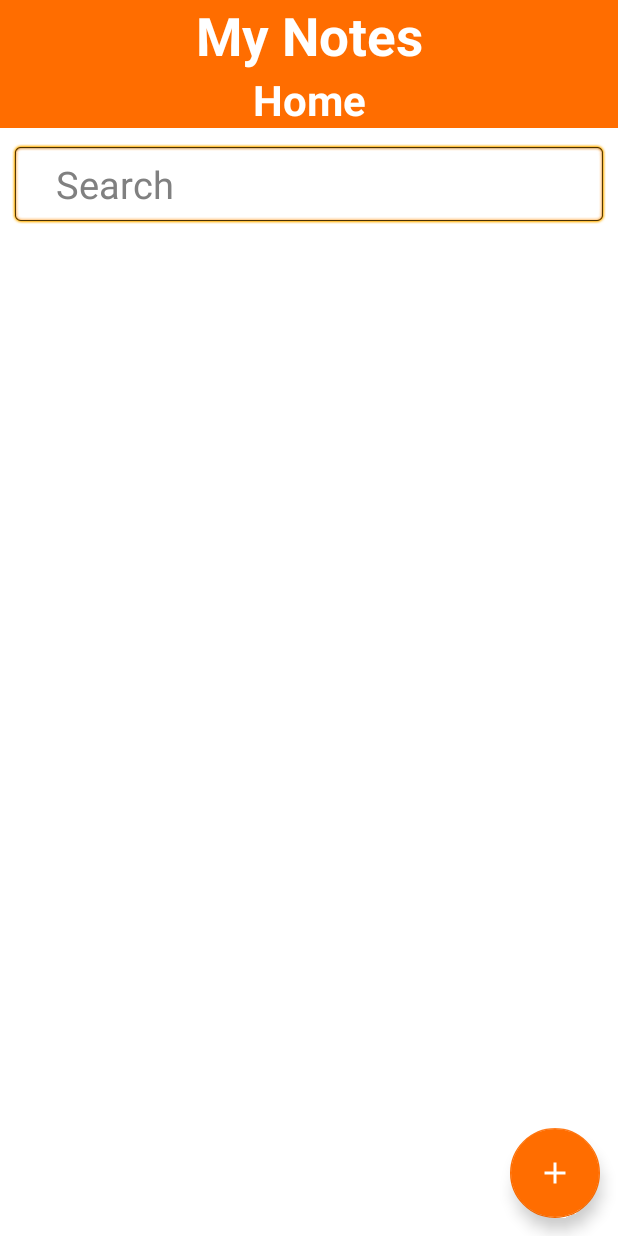
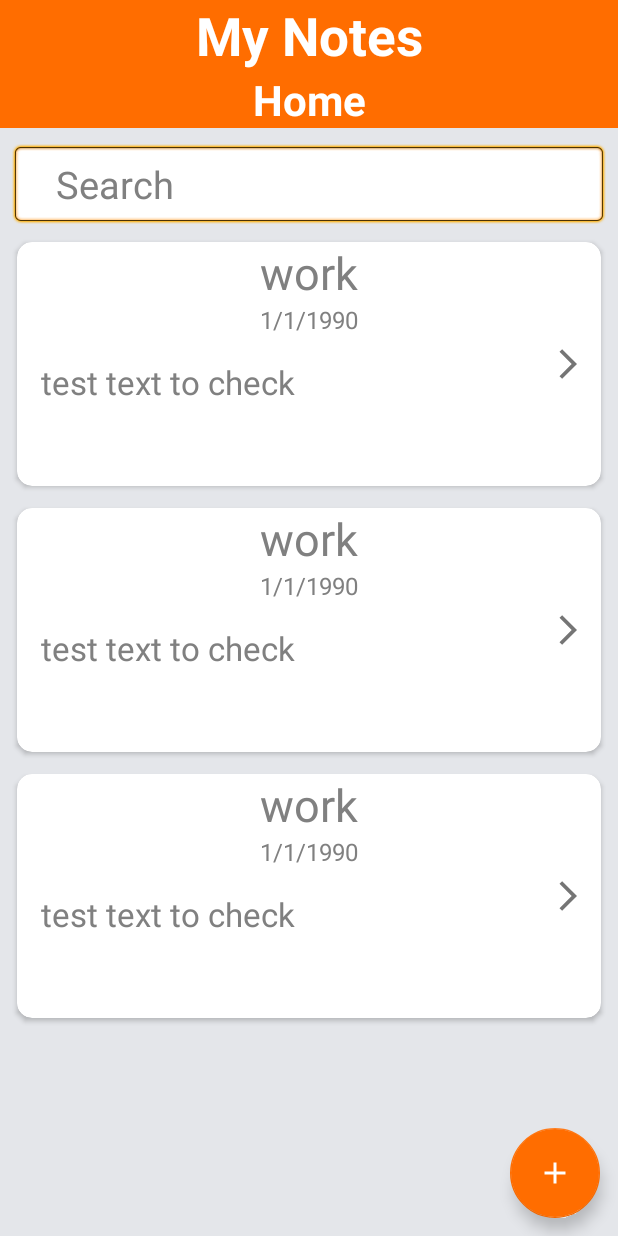
Before and after one commit to danieel47896321/My-Notes, an Android app: the screen it shows after launch (MainActivity), on a phone screen of 412 x 824 dp. Run offline under Robolectric (Android 15) with nearby library versions, the phone set to English and light mode, and no system bars.

Commit message:
fix activity main xml ui. created note view for adapter. finish note adapter. created note page.

```diff
--- a/app/src/main/AndroidManifest.xml
+++ b/app/src/main/AndroidManifest.xml
@@ -14,6 +14,9 @@
         android:theme="@style/Theme.MyNotes"
         tools:targetApi="31">
         <activity
+            android:name=".Note"
+            android:exported="false" />
+        <activity
             android:name=".MainActivity"
             android:exported="true">
             <intent-filter>
--- /dev/null
+++ b/app/src/main/java/com/example/mynotes/Adapter/NoteAdapter.kt
@@ -0,0 +1,47 @@
+package com.example.mynotes.Adapter
+
+import android.app.Activity
+import android.content.Intent
+import android.view.LayoutInflater
+import android.view.View
+import android.view.ViewGroup
+import android.widget.TextView
+import androidx.constraintlayout.widget.ConstraintLayout
+import androidx.recyclerview.widget.RecyclerView
+import com.example.mynotes.Class.MyNote
+import com.example.mynotes.MainActivity
+import com.example.mynotes.Note
+import com.example.mynotes.R
+
+class NoteAdapter(noteList: ArrayList<MyNote>) : RecyclerView.Adapter<NoteAdapter.ViewHolder>() {
+    private var list = ArrayList<MyNote>()
+    init { list = noteList }
+    override fun onCreateViewHolder(parent: ViewGroup, viewType: Int): NoteAdapter.ViewHolder {
+        val v = LayoutInflater.from(parent.context).inflate(R.layout.note_view,parent,false)
+        return ViewHolder(v)
+    }
+    override fun onBindViewHolder(holder: NoteAdapter.ViewHolder, position: Int) {
+        holder.noteTitle.text = list[position].noteTitle
+        holder.noteDate.text = list[position].noteDate
+        holder.noteText.text = list[position].noteText
+        holder.constraintLayout.setOnClickListener{
+            var intent = Intent(holder.itemView.context, Note::class.java)
+            intent.putExtra("note", list[position])
+            holder.itemView.context.startActivity(intent)
+            (holder.itemView.context as Activity).finish()
+        }
+    }
+    override fun getItemCount(): Int { return list.size }
+    inner class ViewHolder(view : View) : RecyclerView.ViewHolder(view){
+        var noteTitle : TextView
+        var noteDate : TextView
+        var noteText : TextView
+        var constraintLayout : ConstraintLayout
+        init {
+            noteTitle = view.findViewById(R.id.noteTitle)
+            noteDate = view.findViewById(R.id.noteDate)
+            noteText = view.findViewById(R.id.noteText)
+            constraintLayout = view.findViewById(R.id.constraintLayout)
+        }
+    }
+}
--- /dev/null
+++ b/app/src/main/java/com/example/mynotes/Class/MyNote.kt
@@ -0,0 +1,5 @@
+package com.example.mynotes.Class
+
+import java.io.Serializable
+
+class MyNote (var noteTitle : String, var noteDate : String, var noteText : String) : Serializable{ }
--- a/app/src/main/java/com/example/mynotes/MainActivity.kt
+++ b/app/src/main/java/com/example/mynotes/MainActivity.kt
@@ -1,17 +1,23 @@
 package com.example.mynotes
 
+import android.os.Bundle
+import android.widget.EditText
 import androidx.appcompat.app.AppCompatActivity
-import android.os.Bundle
-import android.widget.Button
-import android.widget.EditText
-import android.widget.ImageView
-import android.widget.TextView
+import androidx.recyclerview.widget.GridLayoutManager
 import androidx.recyclerview.widget.RecyclerView
+import com.example.mynotes.Adapter.NoteAdapter
+import com.example.mynotes.Class.MyNote
+import com.google.android.material.floatingactionbutton.ExtendedFloatingActionButton
+import com.google.android.material.floatingactionbutton.FloatingActionButton
 
 class MainActivity : AppCompatActivity() {
     private lateinit var userSearch : EditText
     private lateinit var recyclerView : RecyclerView
-
+    private var noteList = ArrayList<MyNote>()
+    private val floatingActionButtonOpen: FloatingActionButton? = null
+    private val floatingActionButtonAdd: ExtendedFloatingActionButton? = null
+    private var floatingActionButtonRemove:ExtendedFloatingActionButton? = null
+    private val isOpen = false
     override fun onCreate(savedInstanceState: Bundle?) {
         super.onCreate(savedInstanceState)
         setContentView(R.layout.activity_main)
@@ -20,6 +26,17 @@ class MainActivity : AppCompatActivity() {
     private fun init () {
         userSearch = findViewById<EditText>(R.id.userSearch)
         recyclerView = findViewById<RecyclerView>(R.id.recyclerView)
-
+        setNotes()
+    }
+    private fun setNotes() {
+        noteList.add(MyNote("work","1/1/1990","test text to check"))
+        noteList.add(MyNote("work","1/1/1990","test text to check"))
+        noteList.add(MyNote("work","1/1/1990","test text to check"))
+        showNotes()
+    }
+    private fun showNotes(){
+        val noteAdapter = NoteAdapter(noteList)
+        recyclerView.layoutManager = GridLayoutManager(this,1)
+        recyclerView.adapter = noteAdapter
     }
 }
--- /dev/null
+++ b/app/src/main/java/com/example/mynotes/Note.kt
@@ -0,0 +1,11 @@
+package com.example.mynotes
+
+import androidx.appcompat.app.AppCompatActivity
+import android.os.Bundle
+
+class Note : AppCompatActivity() {
+    override fun onCreate(savedInstanceState: Bundle?) {
+        super.onCreate(savedInstanceState)
+        setContentView(R.layout.activity_note)
+    }
+}
--- /dev/null
+++ b/app/src/main/res/drawable-v24/arrow_next.xml
@@ -0,0 +1,8 @@
+<vector android:autoMirrored="true" android:height="24dp"
+    android:tint="#757575" android:viewportHeight="24"
+    android:viewportWidth="24"
+    android:width="24dp"
+    xmlns:android="http://schemas.android.com/apk/res/android">
+    <path android:fillColor="@android:color/white"
+        android:pathData="M11.67,3.87L9.9,2.1 0,12l9.9,9.9 1.77,-1.77L3.54,12z"/>
+</vector>
--- a/app/src/main/res/layout/activity_main.xml
+++ b/app/src/main/res/layout/activity_main.xml
@@ -4,6 +4,7 @@
     xmlns:tools="http://schemas.android.com/tools"
     android:layout_width="match_parent"
     android:layout_height="match_parent"
+    android:background="@color/grey"
     tools:context=".MainActivity">
 
     <include
--- /dev/null
+++ b/app/src/main/res/layout/activity_note.xml
@@ -0,0 +1,9 @@
+<?xml version="1.0" encoding="utf-8"?>
+<androidx.constraintlayout.widget.ConstraintLayout xmlns:android="http://schemas.android.com/apk/res/android"
+    xmlns:app="http://schemas.android.com/apk/res-auto"
+    xmlns:tools="http://schemas.android.com/tools"
+    android:layout_width="match_parent"
+    android:layout_height="match_parent"
+    tools:context=".Note">
+
+</androidx.constraintlayout.widget.ConstraintLayout>
--- /dev/null
+++ b/app/src/main/res/layout/note_view.xml
@@ -0,0 +1,82 @@
+<?xml version="1.0" encoding="utf-8"?>
+<androidx.cardview.widget.CardView
+    xmlns:android="http://schemas.android.com/apk/res/android"
+    xmlns:app="http://schemas.android.com/apk/res-auto"
+    android:id="@+id/cardView"
+    android:layout_width="match_parent"
+    android:layout_height="wrap_content"
+    android:layout_marginLeft="11dp"
+    android:layout_marginRight="11dp"
+    android:layout_marginTop="7dp"
+    android:layout_marginBottom="7dp"
+    app:cardCornerRadius="10dp">
+
+    <androidx.constraintlayout.widget.ConstraintLayout
+        android:foreground="?android:attr/selectableItemBackground"
+        android:clickable="true"
+        android:id="@+id/constraintLayout"
+        android:layout_width="match_parent"
+        android:layout_height="wrap_content">
+
+        <LinearLayout
+            android:layout_width="match_parent"
+            android:layout_height="match_parent"
+            android:orientation="vertical"
+            app:layout_constraintEnd_toEndOf="parent"
+            app:layout_constraintStart_toStartOf="parent"
+            app:layout_constraintTop_toTopOf="parent">
+
+            <TextView
+                android:id="@+id/noteTitle"
+                android:layout_width="match_parent"
+                android:layout_height="wrap_content"
+                android:gravity="center"
+                android:text="@string/Title"
+                android:textColor="@color/default_color"
+                android:textSize="30sp"
+                app:layout_constraintBottom_toBottomOf="parent"
+                app:layout_constraintEnd_toEndOf="parent"
+                app:layout_constraintStart_toStartOf="parent"
+                app:layout_constraintTop_toTopOf="parent" />
+
+            <TextView
+                android:id="@+id/noteDate"
+                android:layout_width="match_parent"
+                android:layout_height="wrap_content"
+                android:gravity="center"
+                android:text="@string/Date"
+                android:textColor="@color/default_color"
+                android:textSize="16sp"
+                app:layout_constraintBottom_toBottomOf="parent"
+                app:layout_constraintEnd_toEndOf="parent"
+                app:layout_constraintStart_toStartOf="parent"
+                app:layout_constraintTop_toTopOf="parent" />
+
+            <TextView
+                android:id="@+id/noteText"
+                android:layout_width="match_parent"
+                android:layout_height="100dp"
+                android:padding="16dp"
+                android:layout_marginEnd="45dp"
+                android:text="@string/Text"
+                android:textColor="@color/default_color"
+                android:textSize="22sp"
+                app:layout_constraintBottom_toBottomOf="parent"
+                app:layout_constraintEnd_toEndOf="parent"
+                app:layout_constraintStart_toStartOf="parent"
+                app:layout_constraintTop_toTopOf="parent" />
+        </LinearLayout>
+
+        <ImageView
+            android:layout_width="wrap_content"
+            android:layout_height="wrap_content"
+            android:layout_marginEnd="16dp"
+            android:gravity="center_horizontal"
+            android:rotation="180"
+            android:src="@drawable/arrow_next"
+            app:layout_constraintBottom_toBottomOf="parent"
+            app:layout_constraintEnd_toEndOf="parent"
+            app:layout_constraintTop_toTopOf="parent" />
+
+    </androidx.constraintlayout.widget.ConstraintLayout>
+</androidx.cardview.widget.CardView>
--- a/app/src/main/res/values/strings.xml
+++ b/app/src/main/res/values/strings.xml
@@ -2,7 +2,10 @@
     <string name="app_name">My Notes</string>
     <string name="Home">Home</string>
     <string name="Title">Title</string>
+    <string name="Date">Date</string>
+    <string name="Text">Text</string>
     <string name="Search" translatable="true">Search</string>
     <string name="AddNote">Add Note</string>
+    <string name="Note">Note</string>
     <string name="RemoveNote">Remove Note</string>
 </resources>
```
Also changed, not shown: 1 other file.
